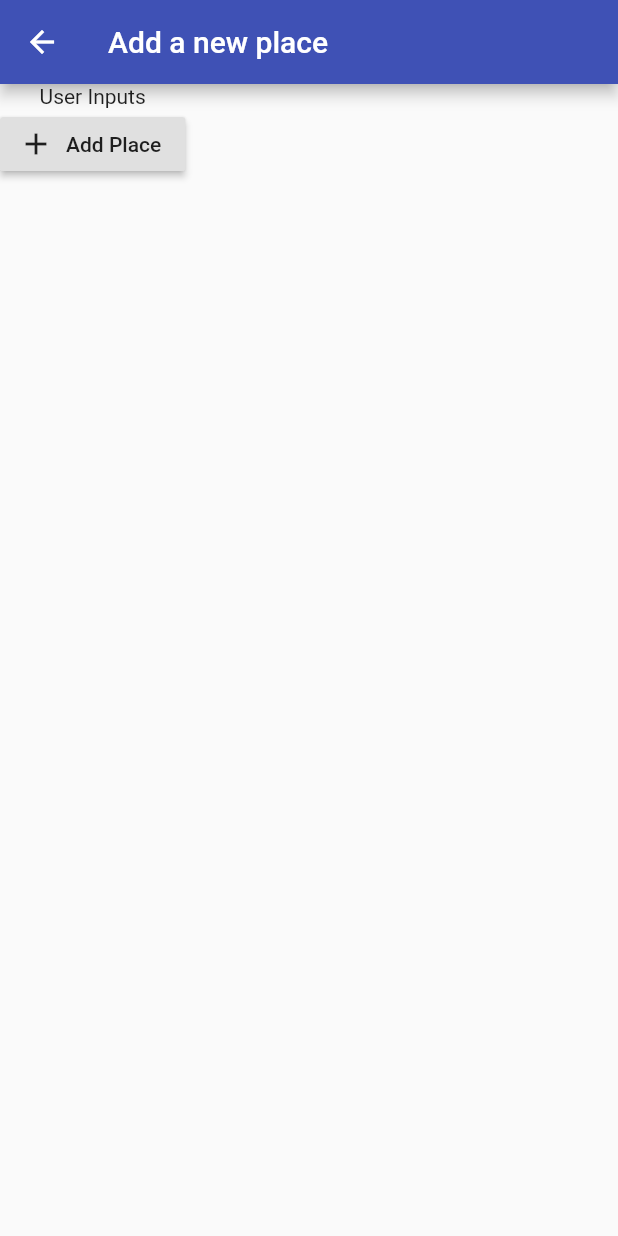
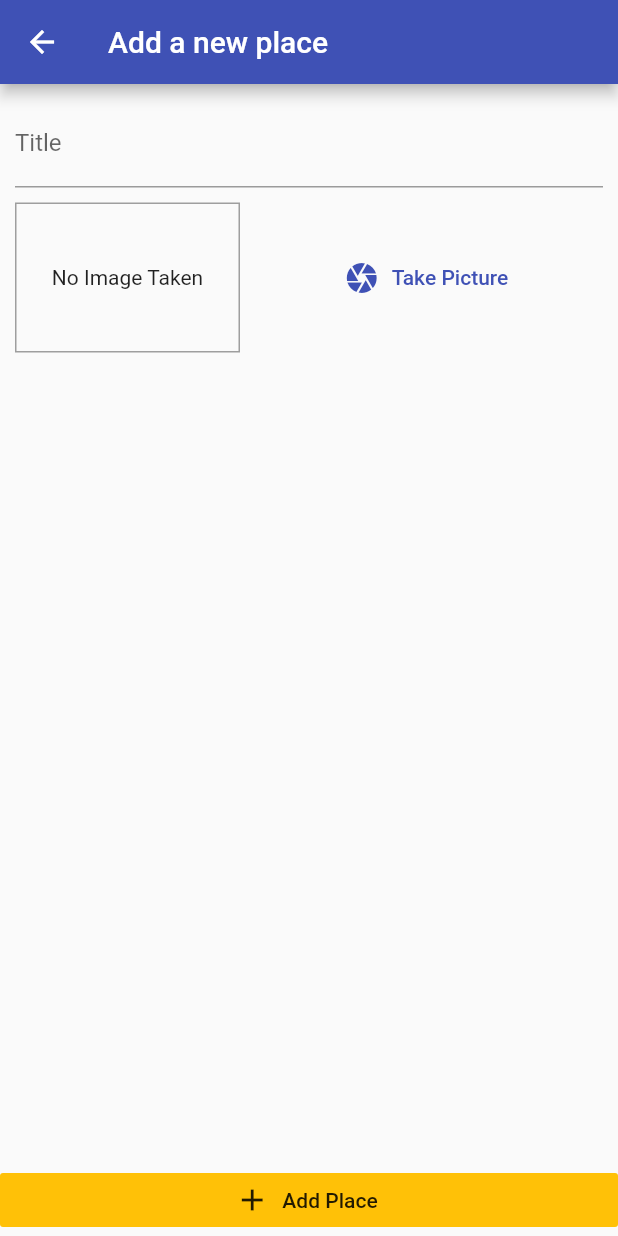
Before and after one commit to darshangit/flutter-app5-native, a Flutter app: the AddPlaceScreen screen opened by its route, on a phone screen of 412 x 824 dp. Run offline on Flutter 3.47's test engine with Material 2 defaults, Android fonts, the phone set to English and light mode, and no system bars.

Commit message:
add places screen

```diff
--- a/lib/screens/add_place_screen.dart
+++ b/lib/screens/add_place_screen.dart
@@ -1,4 +1,5 @@
 import 'package:flutter/material.dart';
+import 'package:flutter_app_5_native/widgets/image_input.dart';
 
 class AddPlaceScreen extends StatefulWidget {
   static const routeName = '/add-place';
@@ -8,6 +9,8 @@ class AddPlaceScreen extends StatefulWidget {
 }
 
 class _AddPlaceScreenState extends State<AddPlaceScreen> {
+  final _titleController = TextEditingController();
+
   @override
   Widget build(BuildContext context) {
     return Scaffold(
@@ -15,11 +18,32 @@ class _AddPlaceScreenState extends State<AddPlaceScreen> {
         title: Text('Add a new place'),
       ),
       body: Column(
+        crossAxisAlignment: CrossAxisAlignment.stretch,
         children: <Widget>[
-          Text('User Inputs'),
+          Expanded(
+              child: SingleChildScrollView(
+            child: Padding(
+              padding: const EdgeInsets.all(10),
+              child: Column(
+                children: <Widget>[
+                  TextField(
+                    decoration: InputDecoration(labelText: 'Title'),
+                    controller: _titleController,
+                  ),
+                  SizedBox(
+                    height: 10,
+                  ),
+                  ImageInput(),
+                ],
+              ),
+            ),
+          )),
           RaisedButton.icon(
             icon: Icon(Icons.add),
             label: Text('Add Place'),
+            elevation: 0,
+            materialTapTargetSize: MaterialTapTargetSize.padded,
+            color: Theme.of(context).accentColor,
             onPressed: () {},
           )
         ],
--- /dev/null
+++ b/lib/widgets/image_input.dart
@@ -0,0 +1,42 @@
+import 'dart:io';
+
+import 'package:flutter/material.dart';
+
+class ImageInput extends StatefulWidget {
+  @override
+  _ImageInputState createState() => _ImageInputState();
+}
+
+class _ImageInputState extends State<ImageInput> {
+  File _storedImage;
+
+  @override
+  Widget build(BuildContext context) {
+    return Row(
+      children: <Widget>[
+        Container(
+          width: 150,
+          height: 100,
+          decoration:
+              BoxDecoration(border: Border.all(width: 1, color: Colors.grey)),
+          child: _storedImage != null
+              ? Image.file(_storedImage,
+                  fit: BoxFit.cover, width: double.infinity)
+              : Text(
+                  'No Image Taken',
+                  textAlign: TextAlign.center,
+                ),
+          alignment: Alignment.center,
+        ),
+        SizedBox(width: 10),
+        Expanded(
+            child: FlatButton.icon(
+          icon: Icon(Icons.camera),
+          label: Text('Take Picture'),
+          textColor: Theme.of(context).primaryColor,
+          onPressed: () {},
+        ))
+      ],
+    );
+  }
+}
```
